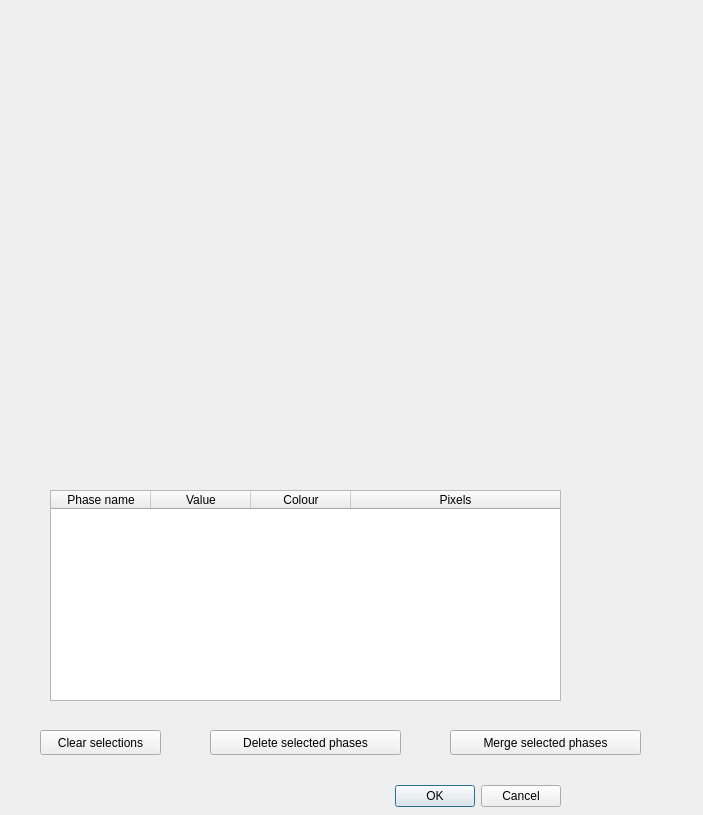
This is src/resources/ui_new_phase_cluster_dialog.ui in ianthomas23/QACD-quack as Qt 5 draws it before an edit. The edited form follows.
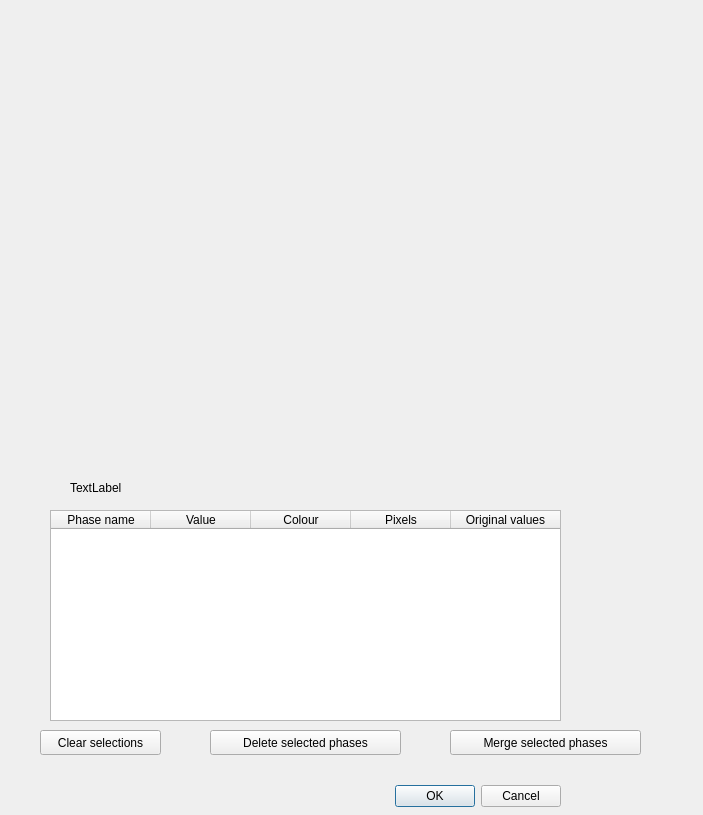
This is the edited form. Custom widgets are drawn as their Qt base class.

Commit message: Merging and renaming phase maps from clusters

Diff of the .ui file:
```diff
--- a/src/resources/ui_new_phase_cluster_dialog.ui
+++ b/src/resources/ui_new_phase_cluster_dialog.ui
@@ -43,7 +43,7 @@
    <property name="geometry">
     <rect>
      <x>50</x>
-     <y>490</y>
+     <y>510</y>
      <width>511</width>
      <height>211</height>
     </rect>
@@ -86,6 +86,11 @@
      <string>Pixels</string>
     </property>
    </column>
+   <column>
+    <property name="text">
+     <string>Original values</string>
+    </property>
+   </column>
   </widget>
   <widget class="QPushButton" name="clearButton">
    <property name="geometry">
@@ -126,6 +131,19 @@
     <string>Merge selected phases</string>
    </property>
   </widget>
+  <widget class="QLabel" name="statusLabel">
+   <property name="geometry">
+    <rect>
+     <x>70</x>
+     <y>480</y>
+     <width>571</width>
+     <height>16</height>
+    </rect>
+   </property>
+   <property name="text">
+    <string>TextLabel</string>
+   </property>
+  </widget>
  </widget>
  <customwidgets>
   <customwidget>
```
The commit also changes 4 other files.
